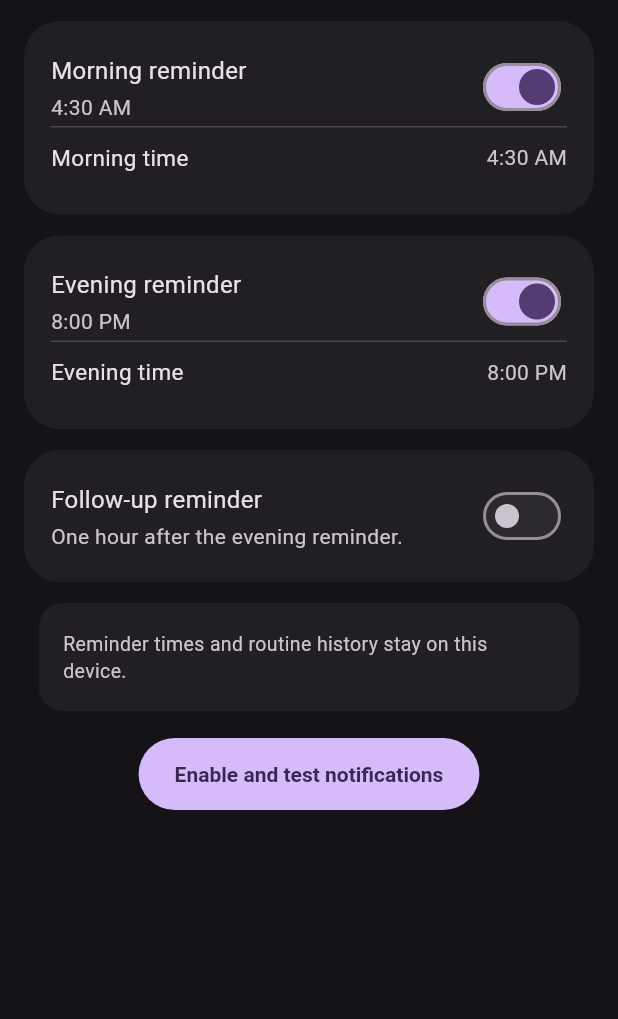
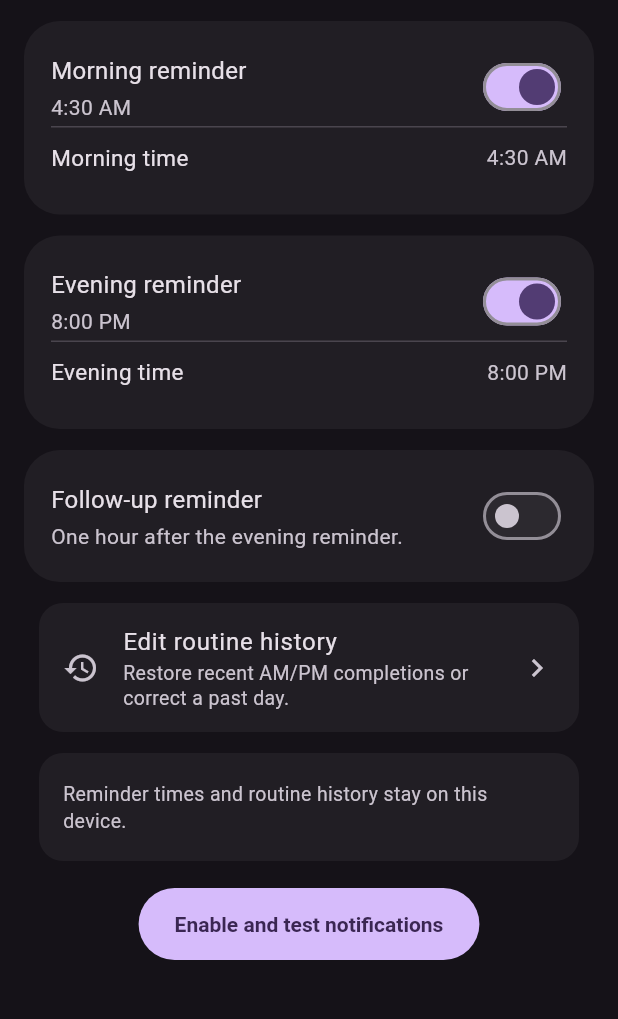
Before and after one commit to thekingcjw/SkinFlow, a Flutter app: the SettingsScreen widget shown alone on an empty page, opened directly, on a phone screen of 412 x 824 dp, the part 135-1154 px from its top. Run offline on Flutter 3.47's test engine with Material 3 defaults, Android fonts, the light colour scheme and no system bars; our stand-ins replace drift, drift_flutter, flutter_local_notifications, flutter_timezone, shared_preferences, timezone; accounts and stored records are empty; statements that could not run were skipped.

Commit message:
Add routine history repair entry in settings

```diff
--- a/lib/screens/settings_screen.dart
+++ b/lib/screens/settings_screen.dart
@@ -3,6 +3,7 @@ import 'package:flutter/material.dart';
 import '../services/notification_service.dart';
 import '../services/preferences_service.dart';
 import '../theme/skinflow_theme.dart';
+import 'history_repair_screen.dart';
 
 enum _NotificationFeedback { none, granted, denied }
 
@@ -76,6 +77,14 @@ class _SettingsScreenState extends State<SettingsScreen> {
     await _notifications.showTestNotification();
     if (!mounted) return;
     setState(() => _feedback = _NotificationFeedback.granted);
+  }
+
+  void _openHistoryRepair() {
+    Navigator.of(context).push(
+      MaterialPageRoute<void>(
+        builder: (context) => const HistoryRepairScreen(),
+      ),
+    );
   }
 
   @override
@@ -173,6 +182,35 @@ class _SettingsScreenState extends State<SettingsScreen> {
           onEnabledChanged: settings.eveningEnabled
               ? (value) => _update(settings.copyWith(followUpEnabled: value))
               : null,
+        ),
+        const SizedBox(height: 14),
+        Container(
+          margin: const EdgeInsets.symmetric(horizontal: 10),
+          decoration: BoxDecoration(
+            color: SkinFlowColors.card,
+            borderRadius: BorderRadius.circular(16),
+          ),
+          child: ListTile(
+            contentPadding: const EdgeInsets.symmetric(
+              horizontal: 16,
+              vertical: 6,
+            ),
+            leading: const Icon(Icons.history_outlined),
+            title: const Text(
+              'Edit routine history',
+              style: TextStyle(color: SkinFlowColors.primaryText),
+            ),
+            subtitle: const Text(
+              'Restore recent AM/PM completions or correct a past day.',
+              style: TextStyle(
+                color: SkinFlowColors.secondaryText,
+                fontSize: 13,
+                height: 1.3,
+              ),
+            ),
+            trailing: const Icon(Icons.chevron_right),
+            onTap: _openHistoryRepair,
+          ),
         ),
         const SizedBox(height: 14),
         Container(
```
